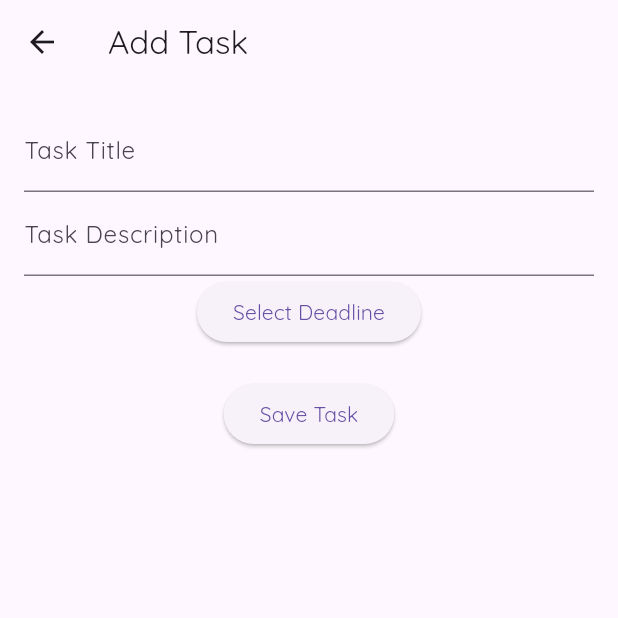
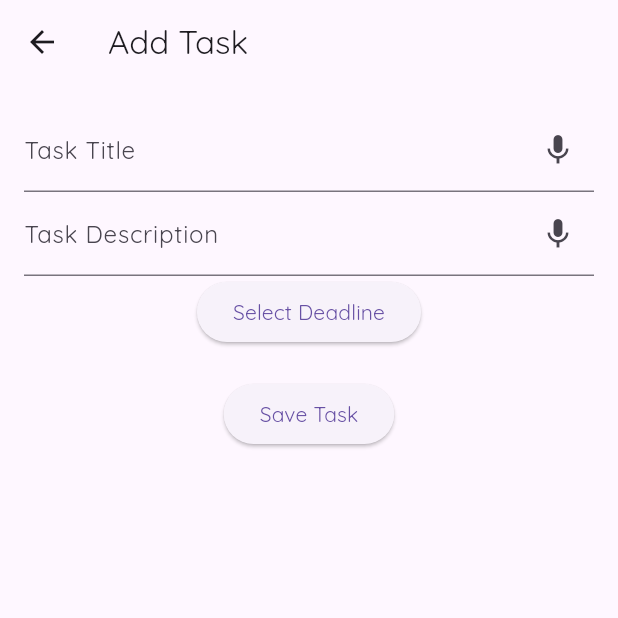
Before and after one commit to IMGIITRoorkee/Taskly, a Flutter app: the TaskFormScreen screen opened directly, on a phone screen of 412 x 824 dp, the top half of it. Run offline on Flutter 3.47's test engine with Material 3 defaults, Android fonts, the phone set to English and light mode, and no system bars; our stand-ins replace flutter_slidable, flutter_svg, fluttertoast, introduction_screen, multiple_result, shared_preferences; accounts and stored records are empty.

Commit message:
Added mic icon

```diff
--- a/lib/screens/taskform_screen.dart
+++ b/lib/screens/taskform_screen.dart
@@ -41,7 +41,13 @@ class _TaskFormScreenState extends State<TaskFormScreen> {
             children: [
               TextFormField(
                 controller: _titleController,
-                decoration: const InputDecoration(labelText: 'Task Title'),
+                decoration: InputDecoration(
+                  labelText: 'Task Title',
+                  suffixIcon: IconButton(
+                    onPressed: () {},
+                    icon: const Icon(Icons.mic),
+                  ),
+                ),
                 validator: (value) {
                   if (value == null || value.isEmpty) {
                     return "Title cannot be empty!";
@@ -51,8 +57,13 @@ class _TaskFormScreenState extends State<TaskFormScreen> {
               ),
               TextFormField(
                 controller: _descController,
-                decoration:
-                    const InputDecoration(labelText: 'Task Description'),
+                decoration: InputDecoration(
+                  labelText: 'Task Description',
+                  suffixIcon: IconButton(
+                    onPressed: () {},
+                    icon: const Icon(Icons.mic),
+                  ),
+                ),
                 validator: (value) {
                   if (value == null || value.isEmpty) {
                     return "Description cannot be empty!";
```
